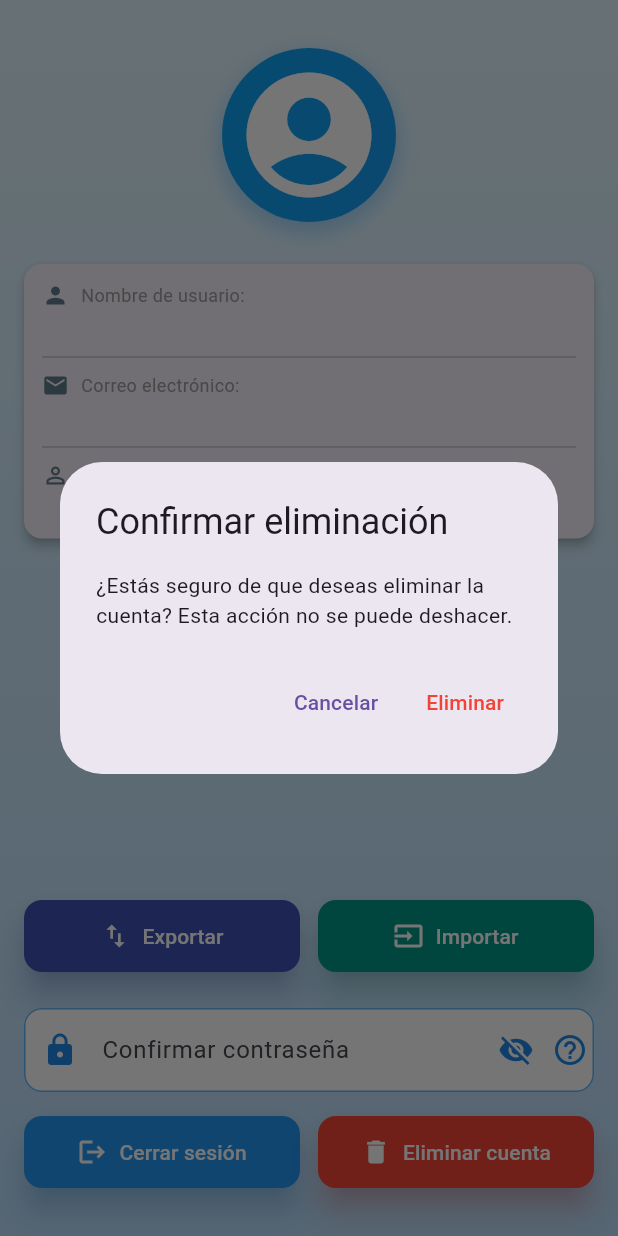
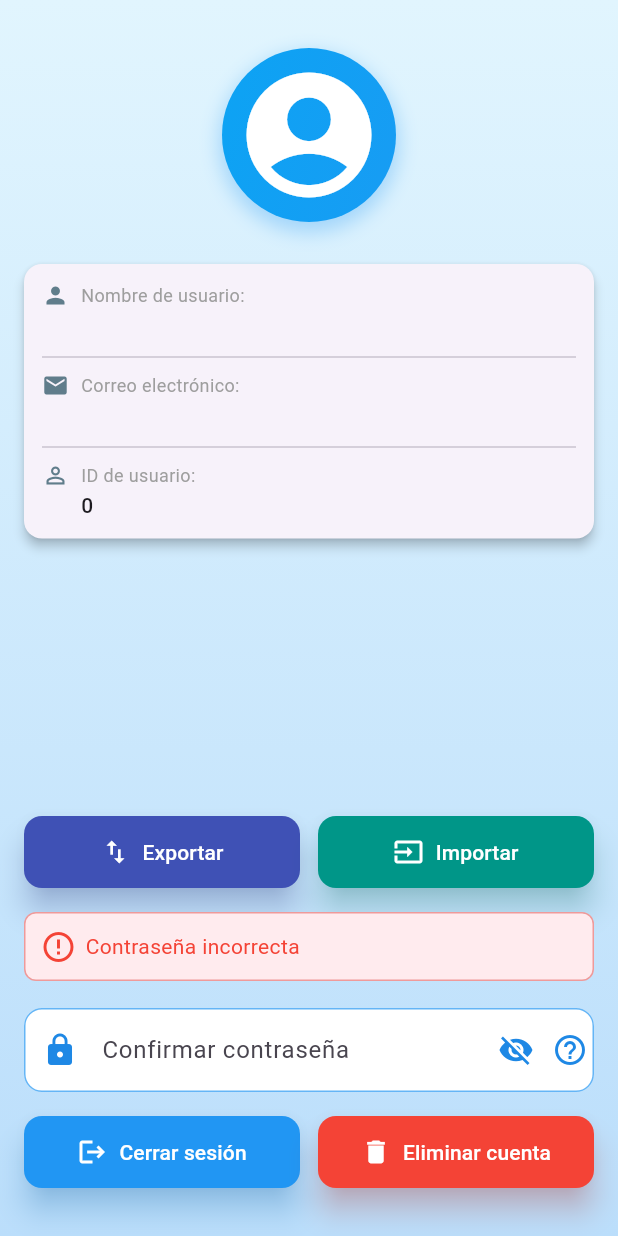
Before and after one commit to Alexander3150/programacion_III_proyecto_final_pocketplan, a Flutter app: the DeleteUserWidget widget shown alone on an empty page, opened directly with empty values, after a tap on "Eliminar cuenta", on a phone screen of 412 x 824 dp. Run offline on Flutter 3.47's test engine with Material 3 defaults, Android fonts, the phone set to English and light mode, and no system bars; our stand-ins replace file_picker, fl_chart, pdf, printing, share_plus, sqflite; accounts and stored records are empty.

Commit message:
Sexto commit: Adaptacion para eliminar el usuario

```diff
--- a/flutter_pocket_plan_proyecto/lib/presentation/pages/delete_user_page.dart
+++ b/flutter_pocket_plan_proyecto/lib/presentation/pages/delete_user_page.dart
@@ -1,6 +1,13 @@
 import 'package:flutter/material.dart';
 import 'package:flutter/services.dart';
 import 'package:provider/provider.dart';
+import '../../data/models/repositories/cuota_ahorro_repository.dart';
+import '../../data/models/repositories/cuota_pago_repository.dart';
+import '../../data/models/repositories/movimiento_repository.dart';
+import '../../data/models/repositories/simulador_ahorro_repository.dart';
+import '../../data/models/repositories/simulador_deuda_repository.dart';
+import '../../data/models/repositories/tarjeta_credito_repository.dart';
+import '../../data/models/repositories/tarjeta_debito_repository.dart';
 import '../../data/models/repositories/usuario_repository.dart';
 import '../../data/models/user_model.dart';
 import '../providers/user_provider.dart';
@@ -51,25 +58,25 @@ class _DeleteUserWidgetState extends State<DeleteUserWidget> {
   String? _error;
   bool _obscurePassword = true;
 
-  // late final UsuarioRepository _usuarioRepository;
-  /// late final SimuladorAhorroRepository _simAhorroRepository;
-  // late final SimuladorDeudaRepository _simDeudaRepository;
-  // late final TarjetaCreditoRepository _tarjetaCreditoRepository;
-  // late final TarjetaDebitoRepository _tarjetaDebitoRepository;
-  // late final CuotaAhorroRepository _cuotaAhorroRepository;
-  // late final CuotaPagoRepository _cuotaPagoRepository;
-  // late final MovimientoRepository _movimientoRepository;
+  late final UsuarioRepository _usuarioRepository;
+  late final SimuladorAhorroRepository _simAhorroRepository;
+  late final SimuladorDeudaRepository _simDeudaRepository;
+  late final TarjetaCreditoRepository _tarjetaCreditoRepository;
+  late final TarjetaDebitoRepository _tarjetaDebitoRepository;
+  late final CuotaAhorroRepository _cuotaAhorroRepository;
+  late final CuotaPagoRepository _cuotaPagoRepository;
+  late final MovimientoRepository _movimientoRepository;
 
   @override
   void initState() {
     super.initState();
-    //_usuarioRepository = UsuarioRepository();
-    /// _simAhorroRepository = SimuladorAhorroRepository();
-    // _simDeudaRepository = SimuladorDeudaRepository();
-    // _tarjetaCreditoRepository = TarjetaCreditoRepository();
-    // _tarjetaDebitoRepository = TarjetaDebitoRepository();
-    // _cuotaAhorroRepository = CuotaAhorroRepository();
-    // _cuotaPagoRepository = CuotaPagoRepository();
+    _usuarioRepository = UsuarioRepository();
+    _simAhorroRepository = SimuladorAhorroRepository();
+    _simDeudaRepository = SimuladorDeudaRepository();
+    _tarjetaCreditoRepository = TarjetaCreditoRepository();
+    _tarjetaDebitoRepository = TarjetaDebitoRepository();
+    _cuotaAhorroRepository = CuotaAhorroRepository();
+    _cuotaPagoRepository = CuotaPagoRepository();
     _passController.addListener(_validatePassword);
 
     /// _movimientoRepository = MovimientoRepository();
@@ -278,7 +285,7 @@ No lo compartas con otras personas para proteger tu privacidad.
   }
 
   // --------- Elimina TODOS los datos del usuario ----------
-  /*Future<void> deleteAllUserData(int userId) async {
+  Future<void> deleteAllUserData(int userId) async {
     final simAhorros = await _simAhorroRepository.getSimuladoresAhorroByUser(
       userId,
     );
@@ -406,47 +413,6 @@ No lo compartas con otras personas para proteger tu privacidad.
         _error = 'Contraseña incorrecta';
       });
     }
-  }
-*/
-  // Este metodo se tiene que eliminar cuando ya todo este bien
-  void _mostrarDialogoEliminar(BuildContext context) {
-    showDialog(
-      context: context,
-      builder: (BuildContext context) {
-        return AlertDialog(
-          title: const Text('Confirmar eliminación'),
-          content: const Text(
-            '¿Estás seguro de que deseas eliminar la cuenta? Esta acción no se puede deshacer.',
-          ),
-          actions: [
-            TextButton(
-              child: const Text('Cancelar'),
-              onPressed: () {
-                Navigator.of(context).pop(); // Cierra el diálogo
-              },
-            ),
-            TextButton(
-              child: const Text(
-                'Eliminar',
-                style: TextStyle(color: Colors.red),
-              ),
-              onPressed: () async {
-                Navigator.of(context).pop(); // Cierra el diálogo
-
-                // Muestra el SnackBar
-                ScaffoldMessenger.of(context).showSnackBar(
-                  const SnackBar(
-                    content: Text('¡Cuenta eliminada exitosamente!'),
-                    backgroundColor: Colors.red,
-                    behavior: SnackBarBehavior.floating,
-                  ),
-                );
-              },
-            ),
-          ],
-        );
-      },
-    );
   }
 
   @override
@@ -1056,9 +1022,7 @@ No lo compartas con otras personas para proteger tu privacidad.
                                 text: 'Eliminar cuenta',
                                 color: Colors.red,
                                 screenSize: screenSize,
-                                onPressed: () {
-                                  _mostrarDialogoEliminar(context);
-                                },
+                                onPressed: _eliminarCuenta,
                               ),
                             ),
                           ],
```
